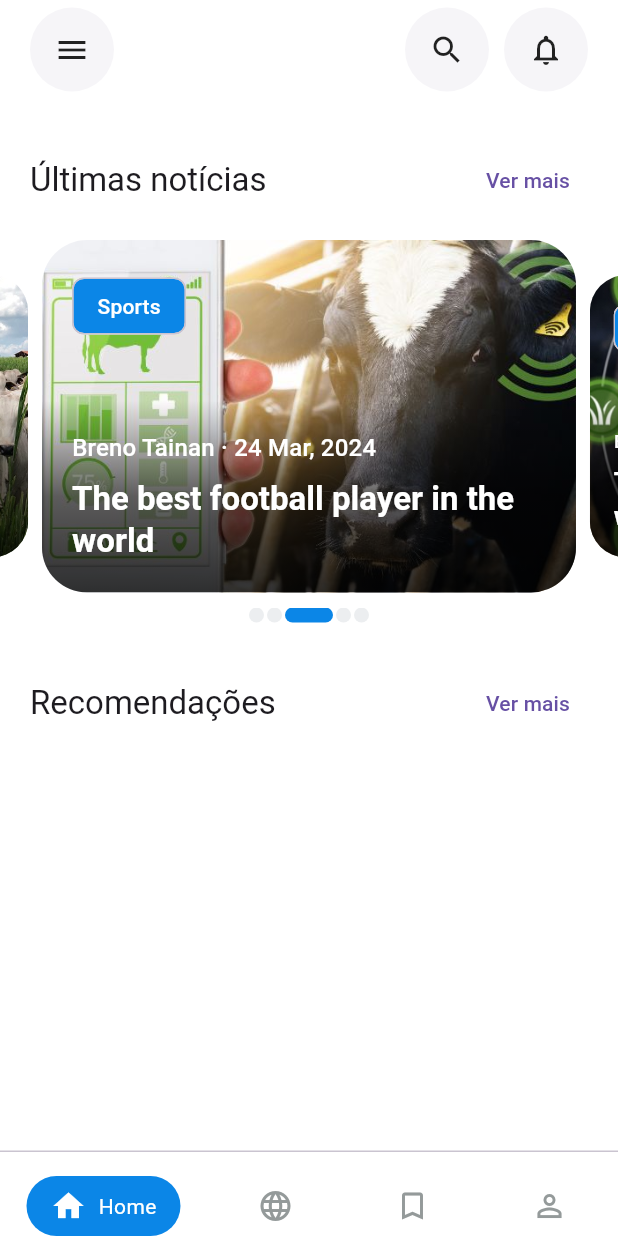
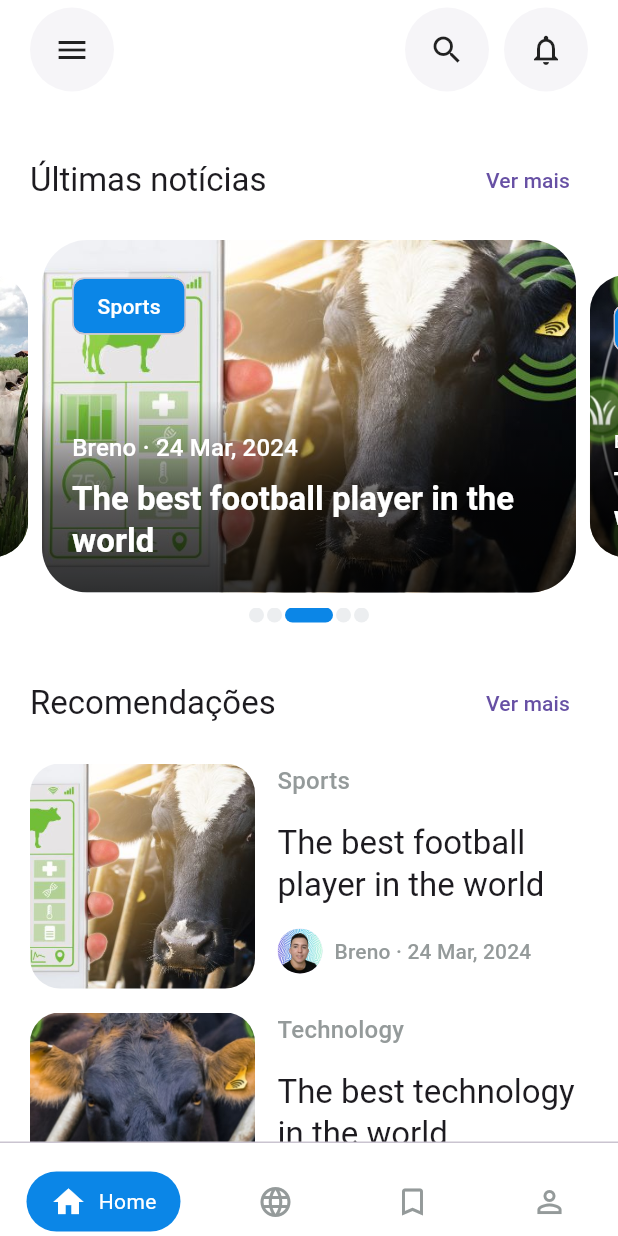
Before and after one commit to brenotainandev/pecuaria_news, a Flutter app: the screen it shows after launch, on a phone screen of 412 x 824 dp. Run offline on Flutter 3.47's test engine with Material 3 defaults, Android fonts, the light colour scheme and no system bars.

Commit message:
criando news list

```diff
--- a/lib/core/bottom_nav_bar.dart
+++ b/lib/core/bottom_nav_bar.dart
@@ -18,7 +18,9 @@ class BottomNavBar extends StatelessWidget {
         children: [
           const Divider(height: 1, thickness: 1),
           const SizedBox(height: 16),
-          Row(
+          Padding(
+            padding: const EdgeInsets.symmetric(vertical: 3),
+            child: Row(
               mainAxisAlignment: MainAxisAlignment.spaceAround,
               children: [
                 BottomNavBarItem(
@@ -59,6 +61,7 @@ class BottomNavBar extends StatelessWidget {
                 ),
               ],
             ),
+          ),
         ],
       ),
     );
--- a/lib/dummy.dart
+++ b/lib/dummy.dart
@@ -2,7 +2,7 @@ const newsrItems = [
   {
     'imageAssetPath': 'assets/images/raster/news_1.jpeg',
     'category': 'Sports',
-    'author': 'Breno Tainan',
+    'author': 'Breno',
     'authorImageAssetPath': 'assets/images/raster/author_1.jpeg',
     'date': '2024-03-24',
     'title': 'The best football player in the world',
@@ -16,7 +16,7 @@ const newsrItems = [
   {
     'imageAssetPath': 'assets/images/raster/news_2.jpeg',
     'category': 'Technology',
-    'author': 'Breno Tainan',
+    'author': 'Breno',
     'authorImageAssetPath': 'assets/images/raster/author_1.jpeg',
     'date': '2024-03-24',
     'title': 'The best technology in the world',
@@ -30,7 +30,7 @@ const newsrItems = [
   {
     'imageAssetPath': 'assets/images/raster/news_3.jpeg',
     'category': 'Science',
-    'author': 'Breno Tainan',
+    'author': 'Breno',
     'authorImageAssetPath': 'assets/images/raster/author_1.jpeg',
     'date': '2024-03-24',
     'title': 'The best science in the world',
@@ -44,7 +44,7 @@ const newsrItems = [
   {
     'imageAssetPath': 'assets/images/raster/news_4.jpeg',
     'category': 'Sports',
-    'author': 'Breno Tainan',
+    'author': 'Breno',
     'authorImageAssetPath': 'assets/images/raster/author_1.jpeg',
     'date': '2024-03-24',
     'title': 'The best football player in the world',
--- a/lib/features/home/pages/home_page.dart
+++ b/lib/features/home/pages/home_page.dart
@@ -2,6 +2,7 @@ import 'package:flutter/material.dart';
 import 'package:pecuaria_news/features/home/widgets/home_heading.dart';
 import 'package:pecuaria_news/features/home/widgets/home_slider.dart';
 import 'package:pecuaria_news/features/home/widgets/home_top_buttons.dart';
+import 'package:pecuaria_news/features/home/widgets/news_list.dart';
 
 class HomePage extends StatelessWidget {
   const HomePage({super.key});
@@ -28,6 +29,7 @@ class HomePage extends StatelessWidget {
                 child: const Text('Ver mais'),
               ),
             ),
+            const NewsList(),
           ],
         ),
       ),
--- /dev/null
+++ b/lib/features/home/widgets/news_list.dart
@@ -0,0 +1,24 @@
+import 'package:flutter/material.dart';
+import 'package:pecuaria_news/dummy.dart';
+import 'package:pecuaria_news/features/home/widgets/news_list_item.dart';
+
+class NewsList extends StatelessWidget {
+  const NewsList({super.key});
+
+  @override
+  Widget build(BuildContext context) {
+    return SliverList(
+      delegate: SliverChildBuilderDelegate(
+        (context, i) => NewsListItem(
+          imageAssetPath: newsrItems[i]['imageAssetPath']!,
+          category: newsrItems[i]['category']!,
+          title: newsrItems[i]['title']!,
+          author: newsrItems[i]['author']!,
+          authorImageAssetPath: newsrItems[i]['authorImageAssetPath']!,
+          date: DateTime.parse(newsrItems[i]['date']!),
+        ),
+        childCount: newsrItems.length,
+      ),
+    );
+  }
+}
--- /dev/null
+++ b/lib/features/home/widgets/news_list_item.dart
@@ -0,0 +1,88 @@
+import 'package:flutter/material.dart';
+import 'package:pecuaria_news/core/utils/app_date_formattedrs.dart';
+import 'package:pecuaria_news/theme/app_colors.dart';
+
+class NewsListItem extends StatelessWidget {
+  final String title;
+  final String author;
+  final String category;
+  final String authorImageAssetPath;
+  final String imageAssetPath;
+  final DateTime date;
+
+  const NewsListItem({
+    super.key,
+    required this.title,
+    required this.author,
+    required this.category,
+    required this.authorImageAssetPath,
+    required this.imageAssetPath,
+    required this.date,
+  });
+
+  @override
+  Widget build(BuildContext context) {
+    return Padding(
+      padding: const EdgeInsets.fromLTRB(20, 0, 20, 16),
+      child: Row(
+        crossAxisAlignment: CrossAxisAlignment.start,
+        children: [
+          ClipRRect(
+            borderRadius: BorderRadius.circular(20),
+            child: Image.asset(
+              imageAssetPath,
+              width: 150,
+              height: 150,
+              fit: BoxFit.cover,
+            ),
+          ),
+          const SizedBox(
+            width: 15,
+          ),
+          Expanded(
+            child: Column(
+              crossAxisAlignment: CrossAxisAlignment.start,
+              children: [
+                Text(
+                  category,
+                  style: Theme.of(context).textTheme.subtitle1?.copyWith(
+                        color: AppColors.osloGrey,
+                      ),
+                ),
+                const SizedBox(
+                  height: 15,
+                ),
+                Text(
+                  title,
+                  style: Theme.of(context).textTheme.headline6,
+                ),
+                const SizedBox(
+                  height: 15,
+                ),
+                Row(
+                  children: [
+                    CircleAvatar(
+                      backgroundImage: AssetImage(
+                        authorImageAssetPath,
+                      ),
+                      radius: 15,
+                    ),
+                    const SizedBox(
+                      width: 8,
+                    ),
+                    Text(
+                      '$author · ${AppDateFormatters.mdY(date)}',
+                      style: Theme.of(context).textTheme.subtitle2?.copyWith(
+                            color: AppColors.osloGrey,
+                          ),
+                    ),
+                  ],
+                )
+              ],
+            ),
+          )
+        ],
+      ),
+    );
+  }
+}
```
Also changed, not shown: assets/images/raster/author_1.jpeg (added). Lines whose indentation alone changed are shown as unchanged.
